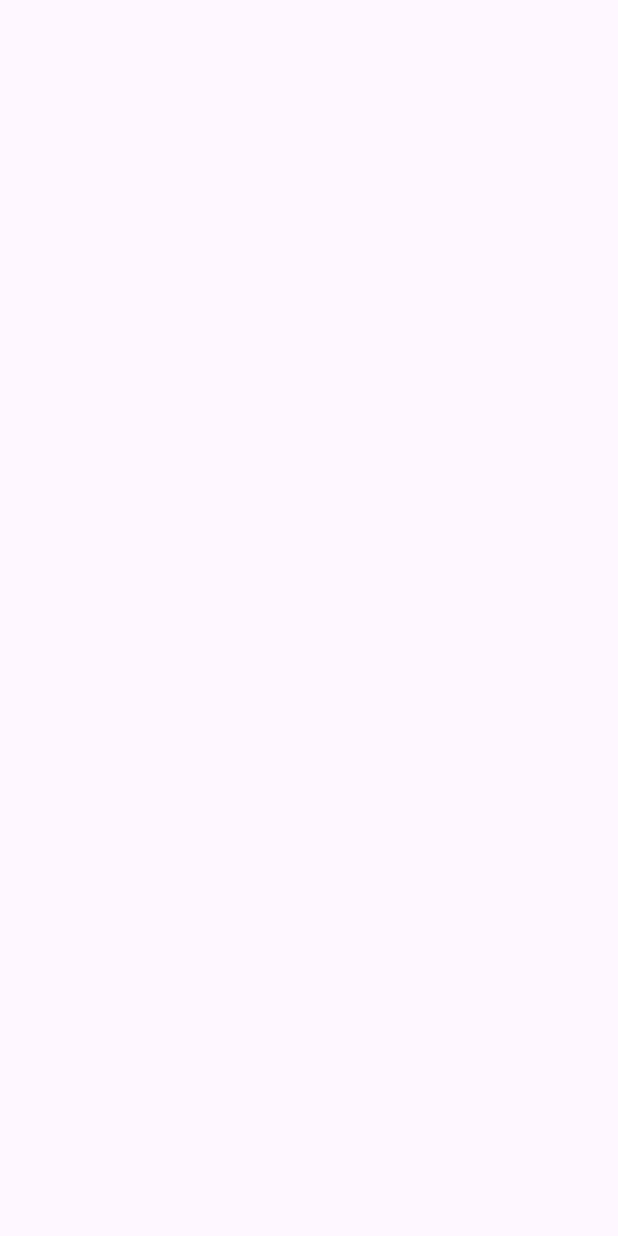
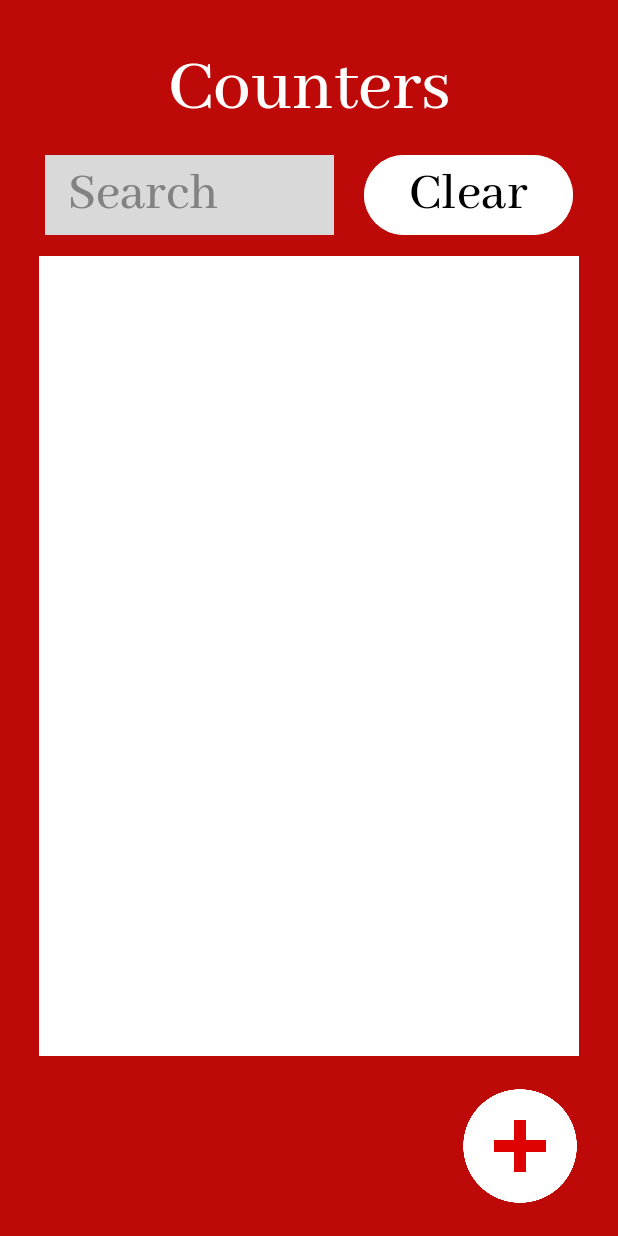
Before and after one commit to ArKiT17/Coursework_SmartMeter, an Android app: the CountersActivity screen opened directly, with no data from a screen before it, on a phone screen of 412 x 824 dp. Before the commit the screen is empty. Run offline under Robolectric (Android 15) with nearby library versions, the phone set to English and light mode, and no system bars.

Commit message:
- додана адаптований дизайн сторінки перегляду лічильників

```diff
--- a/app/src/main/res/layout/activity_counters.xml
+++ b/app/src/main/res/layout/activity_counters.xml
@@ -5,6 +5,88 @@
     android:id="@+id/main"
     android:layout_width="match_parent"
     android:layout_height="match_parent"
+    android:background="@color/bg_dark"
     tools:context=".activities.CountersActivity">
 
+    <TextView
+        android:id="@+id/titleCounters"
+        android:layout_width="match_parent"
+        android:layout_height="wrap_content"
+        android:layout_marginTop="30dp"
+        android:fontFamily="@font/abhayalibre_medium"
+        android:text="@string/title_counters"
+        android:textAlignment="center"
+        android:textColor="@color/text_light"
+        android:textSize="50sp"
+        app:layout_constraintEnd_toEndOf="parent"
+        app:layout_constraintStart_toStartOf="parent"
+        app:layout_constraintTop_toTopOf="parent" />
+
+    <LinearLayout
+        android:id="@+id/search"
+        android:layout_width="match_parent"
+        android:layout_height="wrap_content"
+        android:layout_marginHorizontal="30dp"
+        android:layout_marginVertical="10dp"
+        app:layout_constraintEnd_toEndOf="parent"
+        app:layout_constraintStart_toStartOf="parent"
+        app:layout_constraintTop_toBottomOf="@id/titleCounters">
+
+        <EditText
+            android:id="@+id/searchBar"
+            android:layout_width="0dp"
+            android:layout_height="wrap_content"
+            android:layout_marginEnd="20dp"
+            android:layout_weight="1"
+            android:background="@drawable/enter_style"
+            android:fontFamily="@font/abhayalibre_medium"
+            android:hint="@string/hint_search"
+            android:paddingHorizontal="15dp"
+            android:paddingVertical="5dp"
+            android:textColor="@color/text_dark"
+            android:textColorHint="@color/hint_grey"
+            android:textSize="35sp" />
+
+        <Button
+            android:id="@+id/clearButton"
+            android:layout_width="wrap_content"
+            android:layout_height="wrap_content"
+            android:backgroundTint="@color/bg"
+            android:fontFamily="@font/abhayalibre_medium"
+            android:onClick="clearSearchBar"
+            android:paddingHorizontal="30dp"
+            android:paddingVertical="5dp"
+            android:text="@string/btn_delete"
+            android:textColor="@color/text_dark"
+            android:textSize="35sp" />
+
+    </LinearLayout>
+
+    <ListView
+        android:id="@+id/listCounters"
+        android:layout_width="match_parent"
+        android:layout_height="0dp"
+        android:layout_marginHorizontal="26dp"
+        android:layout_marginTop="10dp"
+        android:layout_marginBottom="120dp"
+        android:background="@color/bg"
+        app:layout_constraintBottom_toBottomOf="parent"
+        app:layout_constraintTop_toBottomOf="@id/search" />
+
+    <ImageButton
+        android:id="@+id/addButton"
+        android:layout_width="100dp"
+        android:layout_height="100dp"
+        android:layout_marginVertical="10dp"
+        android:layout_marginEnd="15dp"
+        android:backgroundTint="@color/bg_dark"
+        android:clickable="true"
+        android:focusable="true"
+        android:onClick="addCounterClick"
+        android:scaleType="fitCenter"
+        android:src="@drawable/add"
+        app:layout_constraintBottom_toBottomOf="parent"
+        app:layout_constraintEnd_toEndOf="parent"
+        app:layout_constraintTop_toBottomOf="@id/listCounters" />
+
 </androidx.constraintlayout.widget.ConstraintLayout>
--- a/app/src/main/res/values/strings.xml
+++ b/app/src/main/res/values/strings.xml
@@ -12,7 +12,7 @@
     <string name="btn_addNewCounter">Add new counter</string>
     <string name="btn_choose">All companies</string>
     <string name="btn_save">Save</string>
-    <string name="btn_delete">Delete</string>
+    <string name="btn_delete">Clear</string>
 
     <string name="btn_send_mail">Send</string>
     <string name="checkbox_set_as_default">Set as default</string>
```
